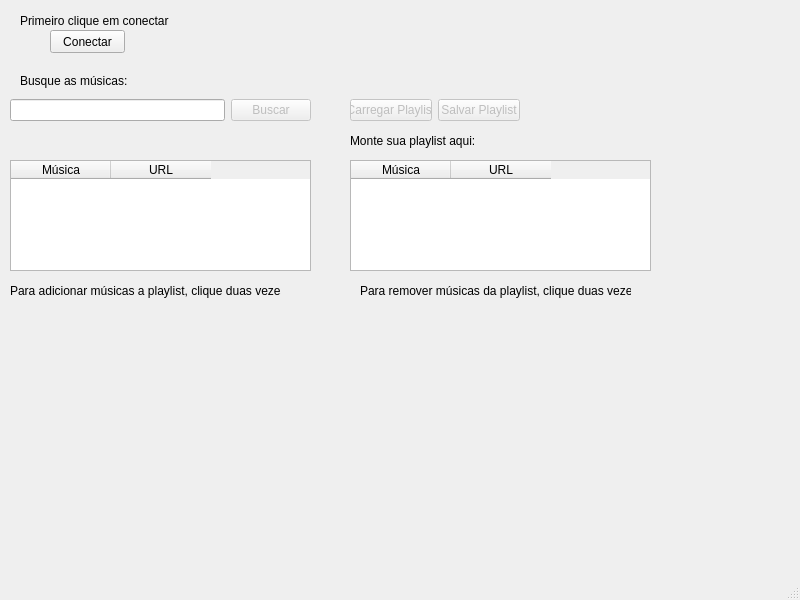
Above: DesafioStone/mainwindow.ui from gabspires/DesafioStone before the change. Below: the same form after it.
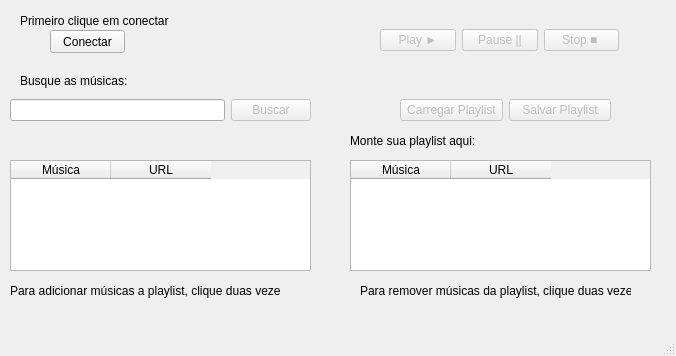
That is the form after the change.

Commit message: Botão Play

```diff
--- a/DesafioStone/mainwindow.ui
+++ b/DesafioStone/mainwindow.ui
@@ -6,8 +6,8 @@
    <rect>
     <x>0</x>
     <y>0</y>
-    <width>800</width>
-    <height>600</height>
+    <width>676</width>
+    <height>356</height>
    </rect>
   </property>
   <property name="windowTitle">
@@ -176,9 +176,9 @@
    <widget class="QWidget" name="horizontalLayoutWidget_2">
     <property name="geometry">
      <rect>
-      <x>350</x>
+      <x>400</x>
       <y>70</y>
-      <width>170</width>
+      <width>211</width>
       <height>80</height>
      </rect>
     </property>
@@ -205,6 +205,48 @@
      </item>
     </layout>
    </widget>
+   <widget class="QWidget" name="horizontalLayoutWidget_3">
+    <property name="geometry">
+     <rect>
+      <x>380</x>
+      <y>0</y>
+      <width>239</width>
+      <height>80</height>
+     </rect>
+    </property>
+    <layout class="QHBoxLayout" name="horizontalLayout_3">
+     <item>
+      <widget class="QPushButton" name="playButton">
+       <property name="enabled">
+        <bool>false</bool>
+       </property>
+       <property name="text">
+        <string>Play ►</string>
+       </property>
+      </widget>
+     </item>
+     <item>
+      <widget class="QPushButton" name="pauseButton">
+       <property name="enabled">
+        <bool>false</bool>
+       </property>
+       <property name="text">
+        <string>Pause ||</string>
+       </property>
+      </widget>
+     </item>
+     <item>
+      <widget class="QPushButton" name="stopButton">
+       <property name="enabled">
+        <bool>false</bool>
+       </property>
+       <property name="text">
+        <string>Stop ■ </string>
+       </property>
+      </widget>
+     </item>
+    </layout>
+   </widget>
   </widget>
   <widget class="QMenuBar" name="menubar">
    <property name="geometry">
```
Left out of the diff: 2 changed lines with no effect on the pictures. The commit also changes 2 other files.
